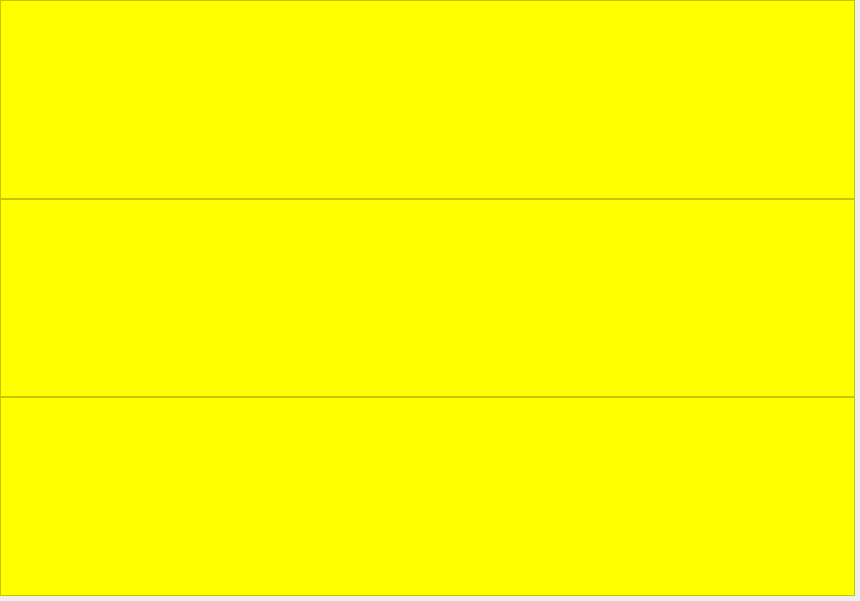
kusiLaw/laky-phone-POS, file gui/uis/pages/main_pages.ui: the form before one commit.
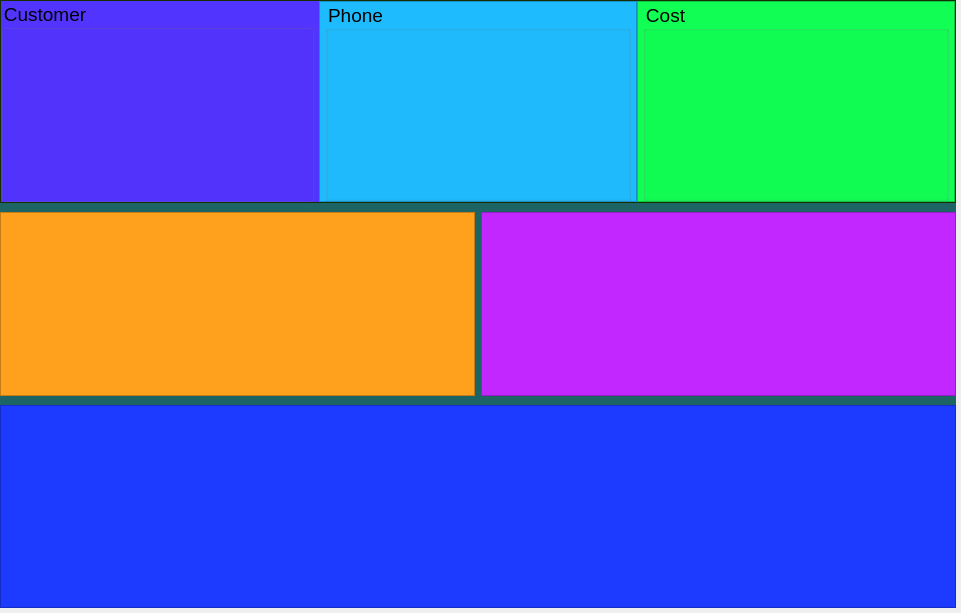
The form after the commit.

Commit message: basic phone sales partition

Diff of the .ui file:
```diff
--- a/gui/uis/pages/main_pages.ui
+++ b/gui/uis/pages/main_pages.ui
@@ -6,8 +6,8 @@
    <rect>
     <x>0</x>
     <y>0</y>
-    <width>860</width>
-    <height>601</height>
+    <width>961</width>
+    <height>613</height>
    </rect>
   </property>
   <property name="windowTitle">
@@ -112,7 +112,7 @@
      </widget>
      <widget class="QWidget" name="phone_page">
       <property name="styleSheet">
-       <string notr="true">font-size: 14pt; background: yellow; </string>
+       <string notr="true">font-size: 14pt; background:rgb(255, 110, 243); </string>
       </property>
       <layout class="QVBoxLayout" name="verticalLayout_3">
        <property name="spacing">
@@ -143,8 +143,8 @@
            <rect>
             <x>0</x>
             <y>0</y>
-            <width>855</width>
-            <height>596</height>
+            <width>956</width>
+            <height>608</height>
            </rect>
           </property>
           <layout class="QVBoxLayout" name="verticalLayout_4">
@@ -188,27 +188,282 @@
                <number>0</number>
               </property>
               <item>
-               <widget class="QFrame" name="phone_forms">
+               <widget class="QFrame" name="phone_form_section">
+                <property name="minimumSize">
+                 <size>
+                  <width>934</width>
+                  <height>191</height>
+                 </size>
+                </property>
+                <property name="maximumSize">
+                 <size>
+                  <width>16777215</width>
+                  <height>16777215</height>
+                 </size>
+                </property>
+                <property name="styleSheet">
+                 <string notr="true">background: rgb(29, 59, 0)</string>
+                </property>
                 <property name="frameShape">
                  <enum>QFrame::StyledPanel</enum>
                 </property>
                 <property name="frameShadow">
                  <enum>QFrame::Raised</enum>
                 </property>
+                <layout class="QHBoxLayout" name="horizontalLayout">
+                 <property name="spacing">
+                  <number>0</number>
+                 </property>
+                 <property name="leftMargin">
+                  <number>0</number>
+                 </property>
+                 <property name="topMargin">
+                  <number>0</number>
+                 </property>
+                 <property name="rightMargin">
+                  <number>0</number>
+                 </property>
+                 <property name="bottomMargin">
+                  <number>0</number>
+                 </property>
+                 <item>
+                  <widget class="QFrame" name="phoneform_customer_section">
+                   <property name="sizePolicy">
+                    <sizepolicy hsizetype="Preferred" vsizetype="Preferred">
+                     <horstretch>0</horstretch>
+                     <verstretch>0</verstretch>
+                    </sizepolicy>
+                   </property>
+                   <property name="minimumSize">
+                    <size>
+                     <width>280</width>
+                     <height>0</height>
+                    </size>
+                   </property>
+                   <property name="maximumSize">
+                    <size>
+                     <width>600</width>
+                     <height>16777215</height>
+                    </size>
+                   </property>
+                   <property name="styleSheet">
+                    <string notr="true">background: rgb(82, 52, 255)</string>
+                   </property>
+                   <property name="frameShape">
+                    <enum>QFrame::NoFrame</enum>
+                   </property>
+                   <property name="frameShadow">
+                    <enum>QFrame::Raised</enum>
+                   </property>
+                   <layout class="QVBoxLayout" name="verticalLayout_6">
+                    <property name="spacing">
+                     <number>0</number>
+                    </property>
+                    <property name="leftMargin">
+                     <number>0</number>
+                    </property>
+                    <property name="topMargin">
+                     <number>0</number>
+                    </property>
+                    <property name="rightMargin">
+                     <number>5</number>
+                    </property>
+                    <property name="bottomMargin">
+                     <number>0</number>
+                    </property>
+                    <item>
+                     <widget class="QGroupBox" name="customer_group">
+                      <property name="title">
+                       <string>Customer</string>
+                      </property>
+                     </widget>
+                    </item>
+                   </layout>
+                  </widget>
+                 </item>
+                 <item>
+                  <widget class="QFrame" name="phoneform_phone_section">
+                   <property name="minimumSize">
+                    <size>
+                     <width>318</width>
+                     <height>0</height>
+                    </size>
+                   </property>
+                   <property name="maximumSize">
+                    <size>
+                     <width>600</width>
+                     <height>16777215</height>
+                    </size>
+                   </property>
+                   <property name="styleSheet">
+                    <string notr="true">background:rgb(30, 188, 255)</string>
+                   </property>
+                   <property name="frameShape">
+                    <enum>QFrame::StyledPanel</enum>
+                   </property>
+                   <property name="frameShadow">
+                    <enum>QFrame::Raised</enum>
+                   </property>
+                   <layout class="QVBoxLayout" name="verticalLayout_7">
+                    <property name="spacing">
+                     <number>0</number>
+                    </property>
+                    <property name="leftMargin">
+                     <number>5</number>
+                    </property>
+                    <property name="topMargin">
+                     <number>0</number>
+                    </property>
+                    <property name="rightMargin">
+                     <number>5</number>
+                    </property>
+                    <property name="bottomMargin">
+                     <number>0</number>
+                    </property>
+                    <item>
+                     <widget class="QGroupBox" name="phone_group">
+                      <property name="title">
+                       <string>Phone</string>
+                      </property>
+                     </widget>
+                    </item>
+                   </layout>
+                  </widget>
+                 </item>
+                 <item>
+                  <widget class="QFrame" name="frame_9">
+                   <property name="minimumSize">
+                    <size>
+                     <width>318</width>
+                     <height>0</height>
+                    </size>
+                   </property>
+                   <property name="maximumSize">
+                    <size>
+                     <width>600</width>
+                     <height>16777215</height>
+                    </size>
+                   </property>
+                   <property name="styleSheet">
+                    <string notr="true">background:rgb(17, 255, 84);</string>
+                   </property>
+                   <property name="frameShape">
+                    <enum>QFrame::StyledPanel</enum>
+                   </property>
+                   <property name="frameShadow">
+                    <enum>QFrame::Raised</enum>
+                   </property>
+                   <layout class="QVBoxLayout" name="verticalLayout_8">
+                    <property name="spacing">
+                     <number>0</number>
+                    </property>
+                    <property name="leftMargin">
+                     <number>5</number>
+                    </property>
+                    <property name="topMargin">
+                     <number>0</number>
+                    </property>
+                    <property name="rightMargin">
+                     <number>5</number>
+                    </property>
+                    <property name="bottomMargin">
+                     <number>0</number>
+                    </property>
+                    <item>
+                     <widget class="QGroupBox" name="groupBox_2">
+                      <property name="title">
+                       <string>Cost</string>
+                      </property>
+                     </widget>
+                    </item>
+                   </layout>
+                  </widget>
+                 </item>
+                </layout>
                </widget>
               </item>
               <item>
-               <widget class="QFrame" name="phone_buttons">
+               <widget class="QFrame" name="phone_cart_button_section">
+                <property name="minimumSize">
+                 <size>
+                  <width>934</width>
+                  <height>190</height>
+                 </size>
+                </property>
+                <property name="maximumSize">
+                 <size>
+                  <width>16777215</width>
+                  <height>16777215</height>
+                 </size>
+                </property>
+                <property name="styleSheet">
+                 <string notr="true">background: rgb(29, 100, 100)</string>
+                </property>
                 <property name="frameShape">
-                 <enum>QFrame::StyledPanel</enum>
+                 <enum>QFrame::NoFrame</enum>
                 </property>
                 <property name="frameShadow">
                  <enum>QFrame::Raised</enum>
                 </property>
+                <layout class="QHBoxLayout" name="horizontalLayout_2">
+                 <property name="leftMargin">
+                  <number>0</number>
+                 </property>
+                 <property name="rightMargin">
+                  <number>0</number>
+                 </property>
+                 <item>
+                  <widget class="QFrame" name="phone_cart_section">
+                   <property name="styleSheet">
+                    <string notr="true">background:rgb(255, 161, 28)</string>
+                   </property>
+                   <property name="frameShape">
+                    <enum>QFrame::StyledPanel</enum>
+                   </property>
+                   <property name="frameShadow">
+                    <enum>QFrame::Raised</enum>
+                   </property>
+                  </widget>
+                 </item>
+                 <item>
+                  <widget class="QFrame" name="phone_button_section">
+                   <property name="styleSheet">
+                    <string notr="true">background:rgb(194, 39, 255)</string>
+                   </property>
+                   <property name="frameShape">
+                    <enum>QFrame::StyledPanel</enum>
+                   </property>
+                   <property name="frameShadow">
+                    <enum>QFrame::Raised</enum>
+                   </property>
+                  </widget>
+                 </item>
+                </layout>
                </widget>
               </item>
               <item>
-               <widget class="QFrame" name="phone_table">
+               <widget class="QFrame" name="phone_table_section">
+                <property name="sizePolicy">
+                 <sizepolicy hsizetype="Preferred" vsizetype="Preferred">
+                  <horstretch>0</horstretch>
+                  <verstretch>0</verstretch>
+                 </sizepolicy>
+                </property>
+                <property name="minimumSize">
+                 <size>
+                  <width>934</width>
+                  <height>191</height>
+                 </size>
+                </property>
+                <property name="maximumSize">
+                 <size>
+                  <width>16777215</width>
+                  <height>16777215</height>
+                 </size>
+                </property>
+                <property name="styleSheet">
+                 <string notr="true">background: rgb(29, 59, 255);</string>
+                </property>
                 <property name="frameShape">
                  <enum>QFrame::StyledPanel</enum>
                 </property>
```
The commit also changes 3 other files.
